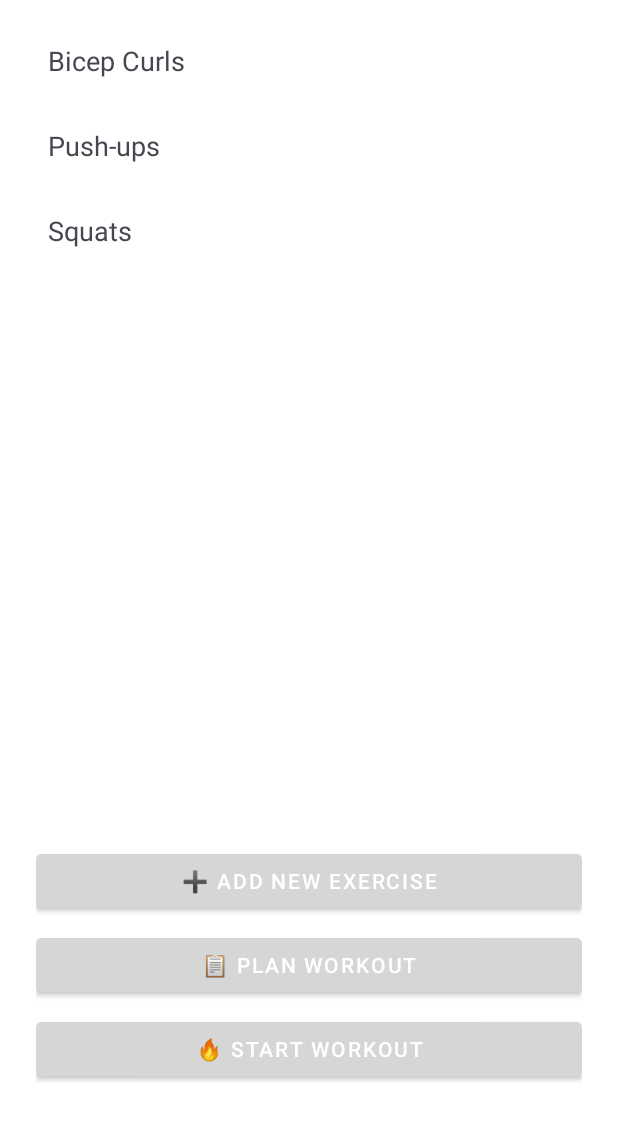
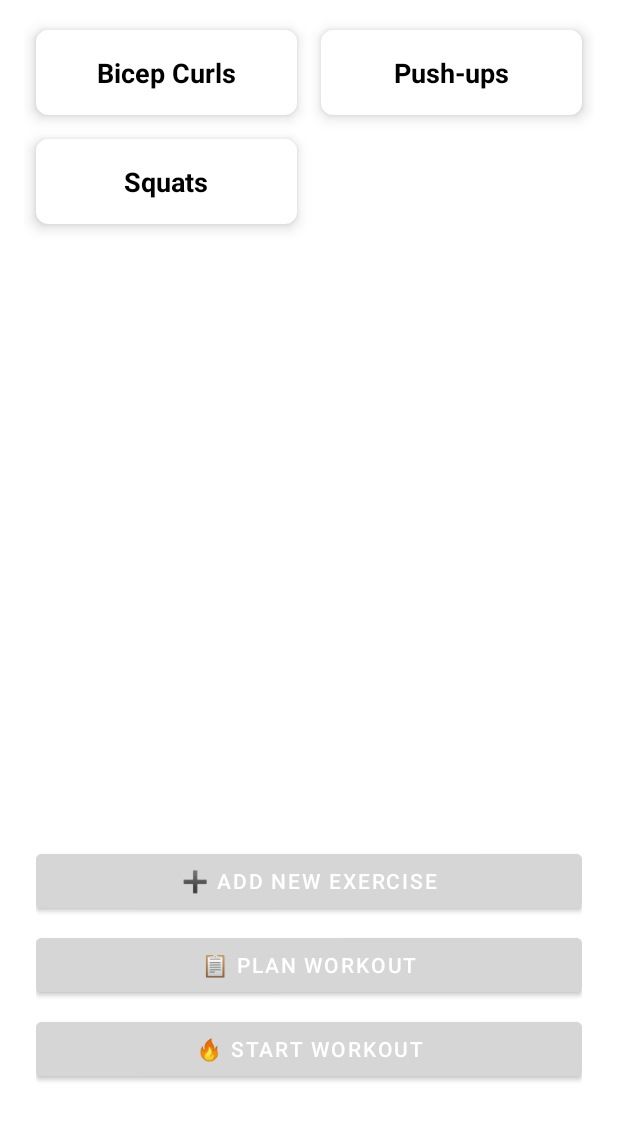
Before and after one commit to PhucGiaNguyen99/TrackMyReps, an Android app: the MainActivity screen opened directly, with no data from a screen before it, on a phone screen of 412 x 824 dp, the part 115-1236 px from its top. Run offline under Robolectric (Android 15) with nearby library versions, the phone set to English and light mode, and no system bars.

Commit message:
Converted the RecyclerView to grid layout.

```diff
--- a/app/src/main/java/com/example/workouttracker/MainActivity.java
+++ b/app/src/main/java/com/example/workouttracker/MainActivity.java
@@ -11,6 +11,7 @@ import androidx.appcompat.app.AppCompatActivity;
 import androidx.core.graphics.Insets;
 import androidx.core.view.ViewCompat;
 import androidx.core.view.WindowInsetsCompat;
+import androidx.recyclerview.widget.GridLayoutManager;
 import androidx.recyclerview.widget.LinearLayoutManager;
 import androidx.recyclerview.widget.RecyclerView;
 
@@ -39,7 +40,7 @@ public class MainActivity extends AppCompatActivity {
         recyclerView = findViewById(R.id.exerciseRecyclerView);
         addExerciseButton = findViewById(R.id.addExerciseButton);
 
-        recyclerView.setLayoutManager(new LinearLayoutManager(this));
+        recyclerView.setLayoutManager(new GridLayoutManager(this, 2));
 
         exercises = dbHelper.getAllExercises();
 
--- a/app/src/main/res/layout/item_exercise.xml
+++ b/app/src/main/res/layout/item_exercise.xml
@@ -1,7 +1,26 @@
-<!-- res/layout/item_exercise.xml -->
-<TextView xmlns:android="http://schemas.android.com/apk/res/android"
-    android:id="@+id/exerciseNameTextView"
+<?xml version="1.0" encoding="utf-8"?>
+<androidx.cardview.widget.CardView xmlns:android="http://schemas.android.com/apk/res/android"
+    xmlns:card_view="http://schemas.android.com/apk/res-auto"
     android:layout_width="match_parent"
     android:layout_height="wrap_content"
-    android:padding="16dp"
-    android:textSize="18sp" />
+    card_view:cardCornerRadius="8dp"
+    card_view:cardElevation="6dp"
+    android:layout_margin="8dp">
+
+    <LinearLayout
+        android:layout_width="match_parent"
+        android:layout_height="wrap_content"
+        android:padding="16dp"
+        android:orientation="vertical"
+        android:gravity="center">
+
+        <TextView
+            android:id="@+id/exerciseNameTextView"
+            android:layout_width="wrap_content"
+            android:layout_height="wrap_content"
+            android:text="Exercise Name"
+            android:textSize="18sp"
+            android:textStyle="bold"
+            android:textColor="@color/black" />
+    </LinearLayout>
+</androidx.cardview.widget.CardView>
```
